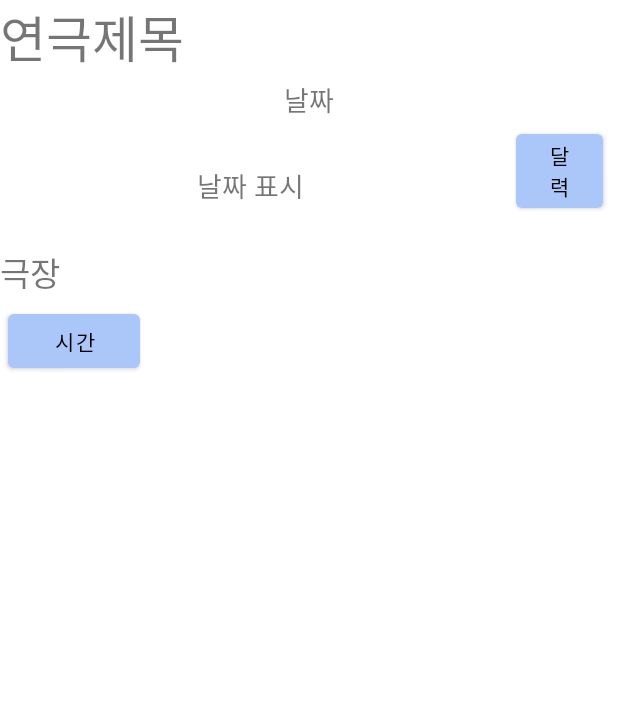
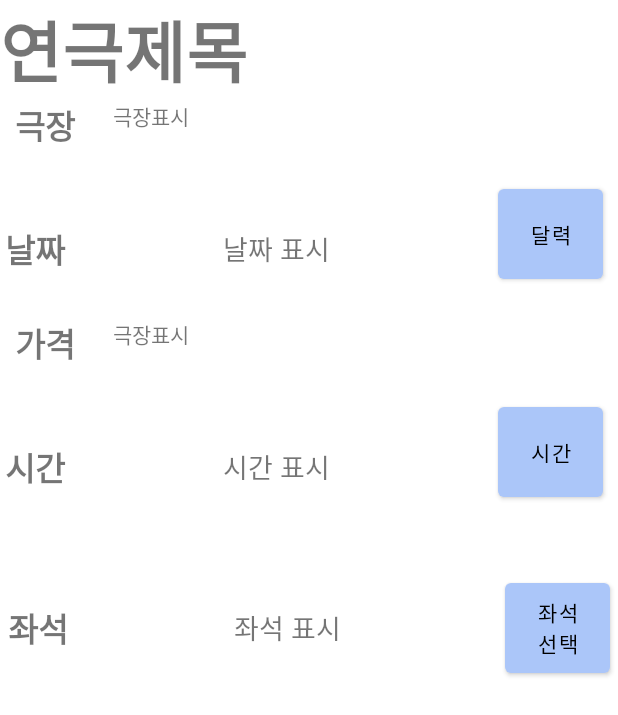
Before and after one commit to hp0724/Final_Mobile_Project, an Android app: the layout activity_date_reservation.xml on its own in the app's theme, with its tools: preview values and no code run, on a phone screen of 412 x 824 dp. Shown: the top 715 px of the screen. Run offline under Robolectric (Android 15) with nearby library versions, the phone set to English and light mode, and no system bars.

Commit message:
예매하기부분 추가

```diff
--- a/app/src/main/AndroidManifest.xml
+++ b/app/src/main/AndroidManifest.xml
@@ -51,6 +51,8 @@
         <activity android:name=".Show.DetailShowActivity" />
         <activity android:name=".Main.MainActivity"/>
         <activity android:name=".reservation.ReservationActivity"/>
+        <activity android:name=".reservation.Date_reservation"/>
+
 
 
 
--- a/app/src/main/java/gachon/mpclass/final_mobile_project/Main/FragmentMypage.java
+++ b/app/src/main/java/gachon/mpclass/final_mobile_project/Main/FragmentMypage.java
@@ -18,7 +18,7 @@ import gachon.mpclass.final_mobile_project.useperformancedata.ProcessOpenData;
 
 public class FragmentMypage extends Fragment {
     public View onCreateView(@NonNull LayoutInflater inflater, ViewGroup container, Bundle savedInstanceState) {
-        View view = inflater.inflate(R.layout.fragment_mypage, container, false);
+        View view = inflater.inflate(R.layout.activity_bookmark, container, false);
 
         return view;
     }
--- a/app/src/main/res/layout/activity_date_reservation.xml
+++ b/app/src/main/res/layout/activity_date_reservation.xml
@@ -11,35 +11,65 @@
         android:layout_width="match_parent"
         android:layout_height="wrap_content"
         android:text="연극제목"
-        android:textSize="15pt"/>
+        android:textStyle="bold"
+        android:textSize="20pt"/>
+    <LinearLayout
+        android:layout_width="match_parent"
+        android:layout_height="wrap_content"
+        android:orientation="horizontal">
+        <TextView
+            android:textStyle="bold"
+            android:id="@+id/theater_title"
+            android:layout_width="60dp"
+            android:layout_height="wrap_content"
+            android:layout_gravity="center"
 
-    <TextView
-        android:layout_width="wrap_content"
-        android:layout_height="wrap_content"
-        android:text="날짜"
-        android:textSize="8pt"
-        android:layout_gravity="center"
-        android:layout_margin="3dp"/>
+            android:text="극장"
+
+            android:textAlignment="center"
+            android:textSize="10pt" />
+        <TextView
+            android:id="@+id/theart_addr"
+            android:layout_marginLeft="15dp"
+            android:layout_width="match_parent"
+            android:layout_height="match_parent"
+            android:text="극장표시"/>
+
+
+    </LinearLayout>
 
     <LinearLayout
+        android:layout_marginTop="20dp"
+        android:layout_width="match_parent"
         android:layout_height="wrap_content"
-        android:layout_width="match_parent"
-        android:orientation="horizontal"
-        >
+        android:orientation="horizontal">
+
+        <TextView
+            android:textStyle="bold"
+            android:id="@+id/date_title"
+            android:layout_width="80dp"
+            android:layout_height="wrap_content"
+            android:layout_gravity="center"
+            android:layout_weight="1"
+            android:text="날짜"
+
+            android:textAlignment="center"
+            android:textSize="10pt" />
+
         <TextView
             android:id="@+id/date"
-            android:layout_width="wrap_content"
+            android:layout_width="309dp"
             android:layout_height="wrap_content"
             android:layout_gravity="center"
-            android:textSize="8pt"
             android:layout_weight="1"
+            android:text="날짜 표시"
             android:textAlignment="center"
-            android:text="날짜 표시" />
+            android:textSize="8pt" />
 
         <Button
             android:id="@+id/calender"
-            android:layout_width="58dp"
-            android:layout_height="wrap_content"
+            android:layout_width="70dp"
+            android:layout_height="72dp"
             android:layout_gravity="left"
             android:layout_margin="10dp"
             android:gravity="center"
@@ -48,27 +78,108 @@
 
     </LinearLayout>
 
-    <TextView
-        android:id="@+id/date_theater"
-        android:layout_width="match_parent"
-        android:layout_height="wrap_content"
-        android:text="극장"
-        android:textSize="10pt"/>
     <LinearLayout
         android:layout_width="match_parent"
         android:layout_height="wrap_content"
         android:orientation="horizontal">
+        <TextView
+            android:textStyle="bold"
+            android:id="@+id/price_title"
+            android:layout_width="60dp"
+            android:layout_height="wrap_content"
+            android:layout_gravity="center"
+
+            android:text="가격"
+
+            android:textAlignment="center"
+            android:textSize="10pt" />
+        <TextView
+            android:id="@+id/price_theater"
+            android:layout_marginLeft="15dp"
+            android:layout_width="match_parent"
+            android:layout_height="match_parent"
+            android:text="극장표시"/>
+
+
+    </LinearLayout>
+    <LinearLayout
+        android:layout_marginTop="20dp"
+        android:layout_width="match_parent"
+        android:layout_height="wrap_content"
+        android:orientation="horizontal">
+
+        <TextView
+            android:id="@+id/time_title"
+            android:layout_width="80dp"
+            android:layout_height="wrap_content"
+            android:layout_gravity="center"
+            android:layout_weight="1"
+            android:text="시간"
+            android:textStyle="bold"
+            android:textAlignment="center"
+            android:textSize="10pt" />
+
+        <TextView
+            android:id="@+id/time"
+            android:layout_width="309dp"
+            android:layout_height="wrap_content"
+            android:layout_gravity="center"
+            android:layout_weight="1"
+            android:text="시간 표시"
+            android:textAlignment="center"
+            android:textSize="8pt" />
 
         <Button
-            android:id="@+id/time1"
-            android:layout_width="wrap_content"
+            android:id="@+id/time_selector"
+            android:layout_width="70dp"
+            android:layout_height="72dp"
+            android:layout_gravity="left"
+            android:layout_margin="10dp"
+            android:gravity="center"
+            android:text="시간"
+            app:backgroundTint="@color/blue" />
+
+    </LinearLayout>
+
+    <LinearLayout
+
+        android:layout_marginTop="20dp"
+        android:layout_width="match_parent"
+        android:layout_height="wrap_content"
+        android:orientation="horizontal">
+        <TextView
+            android:id="@+id/seat_title"
+            android:layout_width="80dp"
             android:layout_height="wrap_content"
+            android:layout_gravity="center"
+            android:layout_weight="1"
+            android:textStyle="bold"
+            android:text="좌석"
+            android:textAlignment="center"
+            android:textSize="10pt" />
+
+        <TextView
+            android:id="@+id/seat"
+            android:layout_width="309dp"
+            android:layout_height="wrap_content"
+            android:layout_gravity="center"
+            android:layout_weight="1"
+            android:text="좌석 표시"
+            android:textAlignment="center"
+            android:textSize="8pt" />
+
+        <Button
+            android:id="@+id/select_seat"
+            android:layout_width="70dp"
+            android:layout_height="72dp"
             android:layout_margin="5dp"
-            android:text="시간"
+            android:text="좌석 선택"
             app:backgroundTint="@color/blue" />
 
 
 
     </LinearLayout>
 
+
+
 </LinearLayout>
```
Also changed, not shown: app/src/main/java/gachon/mpclass/final_mobile_project/Show/DetailShowActivity.java (+28 -27 lines), app/src/main/java/gachon/mpclass/final_mobile_project/Show/ShowAdapter.java (+32 -32 lines), app/src/main/java/gachon/mpclass/final_mobile_project/login/LoginActivity.java (+0 -10 lines), app/src/main/java/gachon/mpclass/final_mobile_project/reservation/Date_reservation.java (+29 -3 lines), app/src/main/java/gachon/mpclass/final_mobile_project/reservation/ReservationActivity.java (+10 -10 lines), app/src/main/res/layout/activity_detail_show.xml (+40 -41 lines), app/src/main/res/layout/listview_show.xml (+14 -14 lines).
